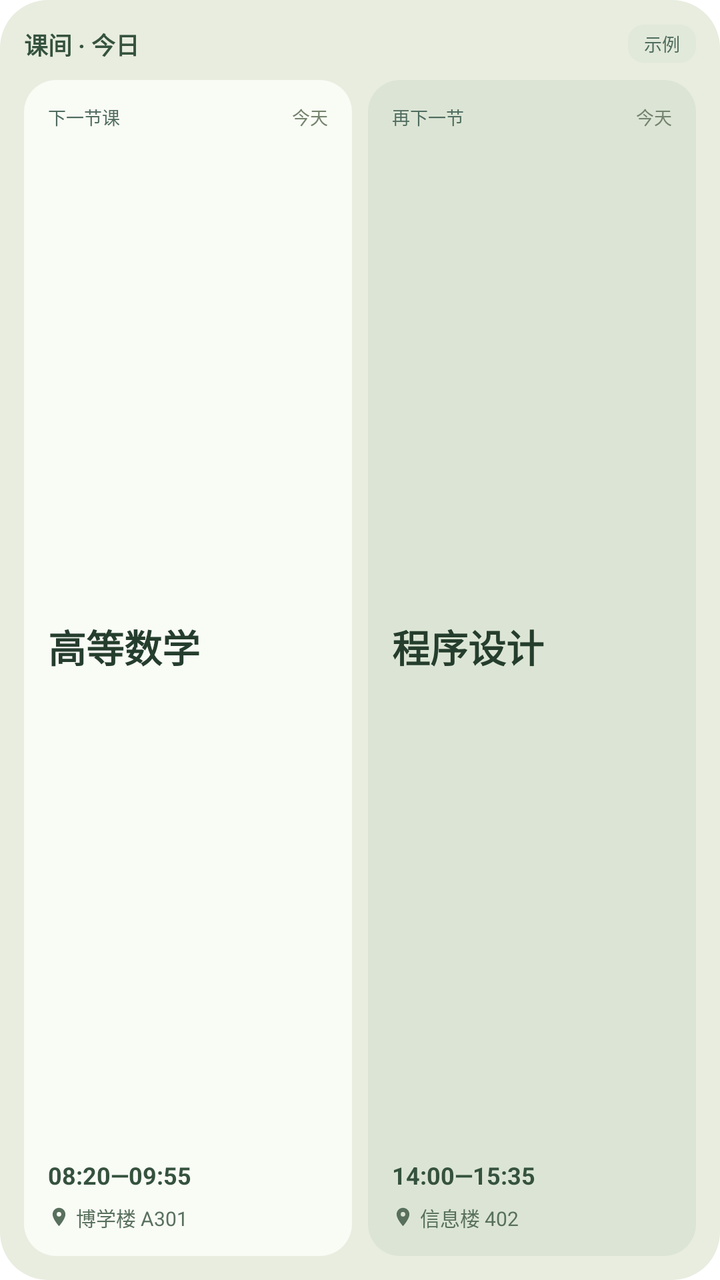
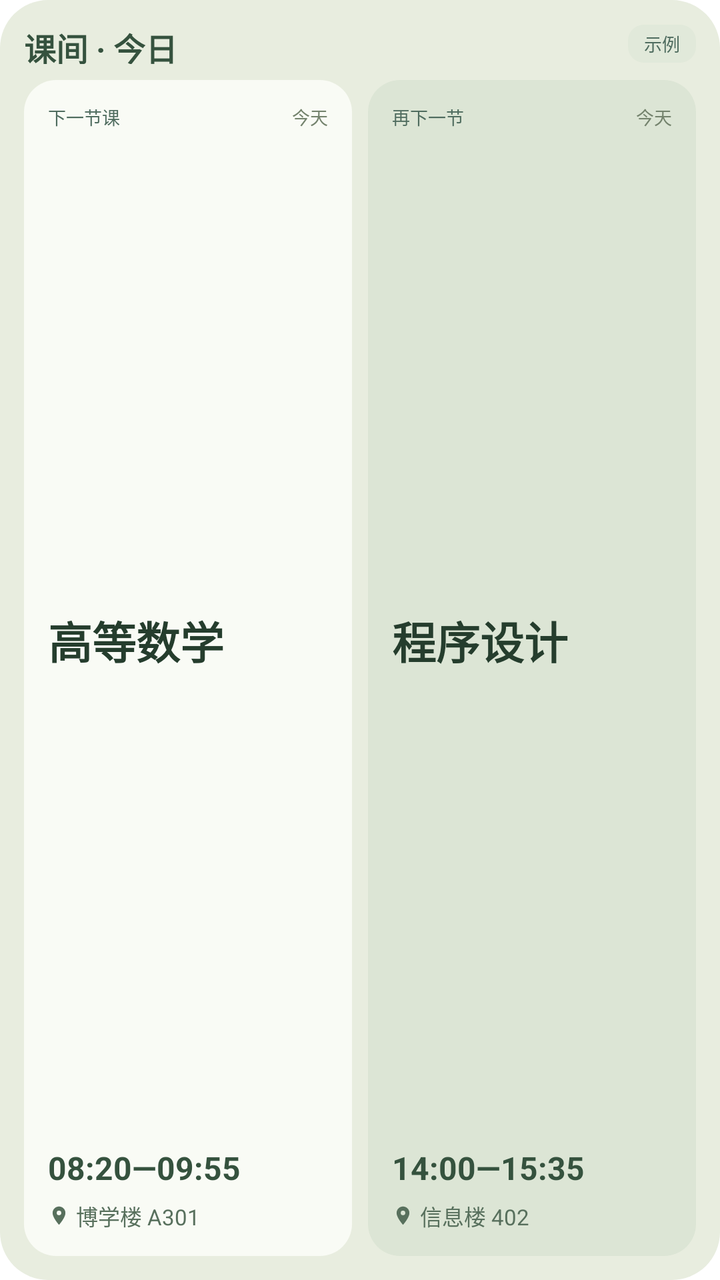

Before-and-after screenshots of an Android layout around one commit, followed by the original layout XML and the change that was made.
<!-- AndroidManifest.xml: fallback theme Theme.MaterialComponents.DayNight.NoActionBar -->
<!-- res/layout/widget_schedule.xml -->
<?xml version="1.0" encoding="utf-8"?>
<LinearLayout xmlns:android="http://schemas.android.com/apk/res/android"
    android:id="@+id/widget_root" android:layout_width="match_parent" android:layout_height="match_parent"
    android:orientation="vertical" android:padding="12dp" android:background="@drawable/widget_background">
    <LinearLayout android:layout_width="match_parent" android:layout_height="20dp" android:gravity="center_vertical">
        <TextView android:id="@+id/widget_date" android:layout_width="0dp" android:layout_weight="1" android:layout_height="wrap_content" android:text="课间 · 今日" android:textColor="#35523E" android:textSize="12sp" android:textStyle="bold" android:maxLines="1" android:ellipsize="end" android:includeFontPadding="false" />
        <TextView android:id="@+id/widget_week" android:layout_width="wrap_content" android:layout_height="wrap_content" android:paddingLeft="8dp" android:paddingRight="8dp" android:paddingTop="3dp" android:paddingBottom="3dp" android:background="@drawable/widget_badge" android:text="示例" android:textColor="#4F6C5F" android:textSize="9sp" android:maxLines="1" android:includeFontPadding="false" />
    </LinearLayout>
    <LinearLayout android:layout_width="match_parent" android:layout_height="0dp" android:layout_weight="1" android:layout_marginTop="8dp" android:orientation="horizontal" android:baselineAligned="false">
        <LinearLayout android:layout_width="0dp" android:layout_weight="1" android:layout_height="match_parent" android:orientation="vertical" android:padding="12dp" android:background="@drawable/widget_card_primary">
            <LinearLayout android:layout_width="match_parent" android:layout_height="wrap_content" android:gravity="center_vertical">
                <TextView android:id="@+id/widget_status" android:layout_width="0dp" android:layout_weight="1" android:layout_height="wrap_content" android:text="下一节课" android:textColor="#4F6C5F" android:textSize="9sp" android:maxLines="1" android:ellipsize="end" android:includeFontPadding="false" />
                <TextView android:id="@+id/widget_day" android:layout_width="wrap_content" android:layout_height="wrap_content" android:text="今天" android:textColor="#74836D" android:textSize="9sp" android:maxLines="1" android:includeFontPadding="false" />
            </LinearLayout>
            <TextView android:id="@+id/widget_name" android:layout_width="match_parent" android:layout_height="0dp" android:layout_weight="1" android:gravity="center_vertical" android:text="高等数学" android:textColor="#253D2D" android:textSize="19sp" android:textStyle="bold" android:maxLines="2" android:ellipsize="end" android:includeFontPadding="false" />
            <TextView android:id="@+id/widget_time" android:layout_width="match_parent" android:layout_height="wrap_content" android:text="08:20—09:55" android:textColor="#35523E" android:textSize="12sp" android:textStyle="bold" android:maxLines="1" android:ellipsize="end" android:includeFontPadding="false" />
            <LinearLayout android:layout_width="match_parent" android:layout_height="wrap_content" android:layout_marginTop="6dp" android:gravity="center_vertical">
                <ImageView android:layout_width="11dp" android:layout_height="11dp" android:layout_marginRight="3dp" android:src="@drawable/widget_location" android:importantForAccessibility="no" />
                <TextView android:id="@+id/widget_room" android:layout_width="0dp" android:layout_weight="1" android:layout_height="wrap_content" android:text="博学楼 A301" android:textColor="#58705D" android:textSize="10sp" android:maxLines="1" android:ellipsize="end" android:includeFontPadding="false" />
            </LinearLayout>
        </LinearLayout>
        <LinearLayout android:id="@+id/widget_second" android:layout_width="0dp" android:layout_weight="1" android:layout_height="match_parent" android:layout_marginLeft="8dp" android:orientation="vertical" android:padding="12dp" android:background="@drawable/widget_card_secondary">
            <LinearLayout android:layout_width="match_parent" android:layout_height="wrap_content" android:gravity="center_vertical">
                <TextView android:id="@+id/widget_second_status" android:layout_width="0dp" android:layout_weight="1" android:layout_height="wrap_content" android:text="再下一节" android:textColor="#4F6C5F" android:textSize="9sp" android:maxLines="1" android:ellipsize="end" android:includeFontPadding="false" />
                <TextView android:id="@+id/widget_second_day" android:layout_width="wrap_content" android:layout_height="wrap_content" android:text="今天" android:textColor="#74836D" android:textSize="9sp" android:maxLines="1" android:includeFontPadding="false" />
            </LinearLayout>
            <TextView android:id="@+id/widget_second_name" android:layout_width="match_parent" android:layout_height="0dp" android:layout_weight="1" android:gravity="center_vertical" android:text="程序设计" android:textColor="#253D2D" android:textSize="19sp" android:textStyle="bold" android:maxLines="2" android:ellipsize="end" android:includeFontPadding="false" />
            <TextView android:id="@+id/widget_second_time" android:layout_width="match_parent" android:layout_height="wrap_content" android:text="14:00—15:35" android:textColor="#35523E" android:textSize="12sp" android:textStyle="bold" android:maxLines="1" android:ellipsize="end" android:includeFontPadding="false" />
            <LinearLayout android:layout_width="match_parent" android:layout_height="wrap_content" android:layout_marginTop="6dp" android:gravity="center_vertical">
                <ImageView android:layout_width="11dp" android:layout_height="11dp" android:layout_marginRight="3dp" android:src="@drawable/widget_location" android:importantForAccessibility="no" />
                <TextView android:id="@+id/widget_second_room" android:layout_width="0dp" android:layout_weight="1" android:layout_height="wrap_content" android:text="信息楼 402" android:textColor="#58705D" android:textSize="10sp" android:maxLines="1" android:ellipsize="end" android:includeFontPadding="false" />
            </LinearLayout>
        </LinearLayout>
    </LinearLayout>
</LinearLayout>
<!-- resources referenced by this layout -->
<resources>
  <!-- drawable widget_background (drawable) -->
  <?xml version="1.0" encoding="utf-8"?>
  <shape xmlns:android="http://schemas.android.com/apk/res/android" android:shape="rectangle">
      <solid android:color="#E8EDDF" />
      <corners android:radius="24dp" />
  </shape>
  <!-- drawable widget_badge (drawable) -->
  <?xml version="1.0" encoding="utf-8"?>
  <shape xmlns:android="http://schemas.android.com/apk/res/android" android:shape="rectangle">
      <solid android:color="#E1E9DA" />
      <corners android:radius="8dp" />
  </shape>
  <!-- drawable widget_card_primary (drawable) -->
  <?xml version="1.0" encoding="utf-8"?>
  <shape xmlns:android="http://schemas.android.com/apk/res/android" android:shape="rectangle">
      <solid android:color="#F9FBF5" />
      <corners android:radius="16dp" />
  </shape>
  <!-- drawable widget_card_secondary (drawable) -->
  <?xml version="1.0" encoding="utf-8"?>
  <shape xmlns:android="http://schemas.android.com/apk/res/android" android:shape="rectangle">
      <solid android:color="#DCE5D5" />
      <corners android:radius="16dp" />
  </shape>
  <!-- drawable widget_location (drawable) -->
  <vector xmlns:android="http://schemas.android.com/apk/res/android" android:width="12dp" android:height="12dp" android:viewportWidth="24" android:viewportHeight="24">
      <path android:fillColor="#58705D" android:pathData="M12,2C8.13,2 5,5.13 5,9c0,5.25 7,13 7,13s7,-7.75 7,-13c0,-3.87 -3.13,-7 -7,-7zM12,11.5A2.5,2.5 0,1 1,12,6.5a2.5,2.5 0,0 1,0,5z" />
  </vector>
</resources>

<!-- the commit's change to res/layout/widget_schedule.xml (unified diff, before → after) -->
@@ -3,7 +3,7 @@
     android:id="@+id/widget_root" android:layout_width="match_parent" android:layout_height="match_parent"
     android:orientation="vertical" android:padding="12dp" android:background="@drawable/widget_background">
     <LinearLayout android:layout_width="match_parent" android:layout_height="20dp" android:gravity="center_vertical">
-        <TextView android:id="@+id/widget_date" android:layout_width="0dp" android:layout_weight="1" android:layout_height="wrap_content" android:text="课间 · 今日" android:textColor="#35523E" android:textSize="12sp" android:textStyle="bold" android:maxLines="1" android:ellipsize="end" android:includeFontPadding="false" />
+        <TextView android:id="@+id/widget_date" android:layout_width="0dp" android:layout_weight="1" android:layout_height="wrap_content" android:text="课间 · 今日" android:textColor="#35523E" android:textSize="16sp" android:textStyle="bold" android:maxLines="1" android:ellipsize="end" android:includeFontPadding="false" />
         <TextView android:id="@+id/widget_week" android:layout_width="wrap_content" android:layout_height="wrap_content" android:paddingLeft="8dp" android:paddingRight="8dp" android:paddingTop="3dp" android:paddingBottom="3dp" android:background="@drawable/widget_badge" android:text="示例" android:textColor="#4F6C5F" android:textSize="9sp" android:maxLines="1" android:includeFontPadding="false" />
     </LinearLayout>
     <LinearLayout android:layout_width="match_parent" android:layout_height="0dp" android:layout_weight="1" android:layout_marginTop="8dp" android:orientation="horizontal" android:baselineAligned="false">
@@ -12,11 +12,11 @@
                 <TextView android:id="@+id/widget_status" android:layout_width="0dp" android:layout_weight="1" android:layout_height="wrap_content" android:text="下一节课" android:textColor="#4F6C5F" android:textSize="9sp" android:maxLines="1" android:ellipsize="end" android:includeFontPadding="false" />
                 <TextView android:id="@+id/widget_day" android:layout_width="wrap_content" android:layout_height="wrap_content" android:text="今天" android:textColor="#74836D" android:textSize="9sp" android:maxLines="1" android:includeFontPadding="false" />
             </LinearLayout>
-            <TextView android:id="@+id/widget_name" android:layout_width="match_parent" android:layout_height="0dp" android:layout_weight="1" android:gravity="center_vertical" android:text="高等数学" android:textColor="#253D2D" android:textSize="19sp" android:textStyle="bold" android:maxLines="2" android:ellipsize="end" android:includeFontPadding="false" />
-            <TextView android:id="@+id/widget_time" android:layout_width="match_parent" android:layout_height="wrap_content" android:text="08:20—09:55" android:textColor="#35523E" android:textSize="12sp" android:textStyle="bold" android:maxLines="1" android:ellipsize="end" android:includeFontPadding="false" />
+            <TextView android:id="@+id/widget_name" android:layout_width="match_parent" android:layout_height="0dp" android:layout_weight="1" android:gravity="center_vertical" android:text="高等数学" android:textColor="#253D2D" android:textSize="22sp" android:textStyle="bold" android:autoSizeTextType="uniform" android:autoSizeMinTextSize="16sp" android:autoSizeMaxTextSize="22sp" android:autoSizeStepGranularity="1sp" android:maxLines="2" android:ellipsize="end" android:includeFontPadding="false" />
+            <TextView android:id="@+id/widget_time" android:layout_width="match_parent" android:layout_height="wrap_content" android:text="08:20—09:55" android:textColor="#35523E" android:textSize="16sp" android:textStyle="bold" android:maxLines="1" android:ellipsize="end" android:includeFontPadding="false" />
             <LinearLayout android:layout_width="match_parent" android:layout_height="wrap_content" android:layout_marginTop="6dp" android:gravity="center_vertical">
                 <ImageView android:layout_width="11dp" android:layout_height="11dp" android:layout_marginRight="3dp" android:src="@drawable/widget_location" android:importantForAccessibility="no" />
-                <TextView android:id="@+id/widget_room" android:layout_width="0dp" android:layout_weight="1" android:layout_height="wrap_content" android:text="博学楼 A301" android:textColor="#58705D" android:textSize="10sp" android:maxLines="1" android:ellipsize="end" android:includeFontPadding="false" />
+                <TextView android:id="@+id/widget_room" android:layout_width="0dp" android:layout_weight="1" android:layout_height="wrap_content" android:text="博学楼 A301" android:textColor="#58705D" android:textSize="11sp" android:maxLines="1" android:ellipsize="end" android:includeFontPadding="false" />
             </LinearLayout>
         </LinearLayout>
         <LinearLayout android:id="@+id/widget_second" android:layout_width="0dp" android:layout_weight="1" android:layout_height="match_parent" android:layout_marginLeft="8dp" android:orientation="vertical" android:padding="12dp" android:background="@drawable/widget_card_secondary">
@@ -24,11 +24,11 @@
                 <TextView android:id="@+id/widget_second_status" android:layout_width="0dp" android:layout_weight="1" android:layout_height="wrap_content" android:text="再下一节" android:textColor="#4F6C5F" android:textSize="9sp" android:maxLines="1" android:ellipsize="end" android:includeFontPadding="false" />
                 <TextView android:id="@+id/widget_second_day" android:layout_width="wrap_content" android:layout_height="wrap_content" android:text="今天" android:textColor="#74836D" android:textSize="9sp" android:maxLines="1" android:includeFontPadding="false" />
             </LinearLayout>
-            <TextView android:id="@+id/widget_second_name" android:layout_width="match_parent" android:layout_height="0dp" android:layout_weight="1" android:gravity="center_vertical" android:text="程序设计" android:textColor="#253D2D" android:textSize="19sp" android:textStyle="bold" android:maxLines="2" android:ellipsize="end" android:includeFontPadding="false" />
-            <TextView android:id="@+id/widget_second_time" android:layout_width="match_parent" android:layout_height="wrap_content" android:text="14:00—15:35" android:textColor="#35523E" android:textSize="12sp" android:textStyle="bold" android:maxLines="1" android:ellipsize="end" android:includeFontPadding="false" />
+            <TextView android:id="@+id/widget_second_name" android:layout_width="match_parent" android:layout_height="0dp" android:layout_weight="1" android:gravity="center_vertical" android:text="程序设计" android:textColor="#253D2D" android:textSize="22sp" android:textStyle="bold" android:autoSizeTextType="uniform" android:autoSizeMinTextSize="16sp" android:autoSizeMaxTextSize="22sp" android:autoSizeStepGranularity="1sp" android:maxLines="2" android:ellipsize="end" android:includeFontPadding="false" />
+            <TextView android:id="@+id/widget_second_time" android:layout_width="match_parent" android:layout_height="wrap_content" android:text="14:00—15:35" android:textColor="#35523E" android:textSize="16sp" android:textStyle="bold" android:maxLines="1" android:ellipsize="end" android:includeFontPadding="false" />
             <LinearLayout android:layout_width="match_parent" android:layout_height="wrap_content" android:layout_marginTop="6dp" android:gravity="center_vertical">
                 <ImageView android:layout_width="11dp" android:layout_height="11dp" android:layout_marginRight="3dp" android:src="@drawable/widget_location" android:importantForAccessibility="no" />
-                <TextView android:id="@+id/widget_second_room" android:layout_width="0dp" android:layout_weight="1" android:layout_height="wrap_content" android:text="信息楼 402" android:textColor="#58705D" android:textSize="10sp" android:maxLines="1" android:ellipsize="end" android:includeFontPadding="false" />
+                <TextView android:id="@+id/widget_second_room" android:layout_width="0dp" android:layout_weight="1" android:layout_height="wrap_content" android:text="信息楼 402" android:textColor="#58705D" android:textSize="11sp" android:maxLines="1" android:ellipsize="end" android:includeFontPadding="false" />
             </LinearLayout>
         </LinearLayout>
     </LinearLayout>
